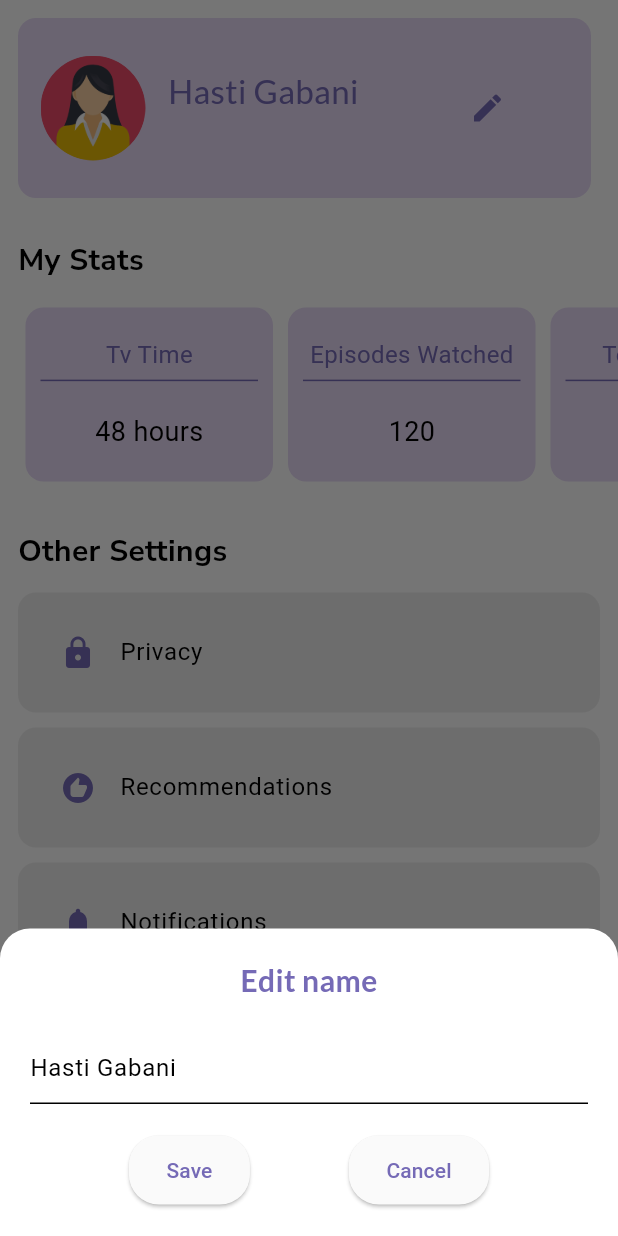
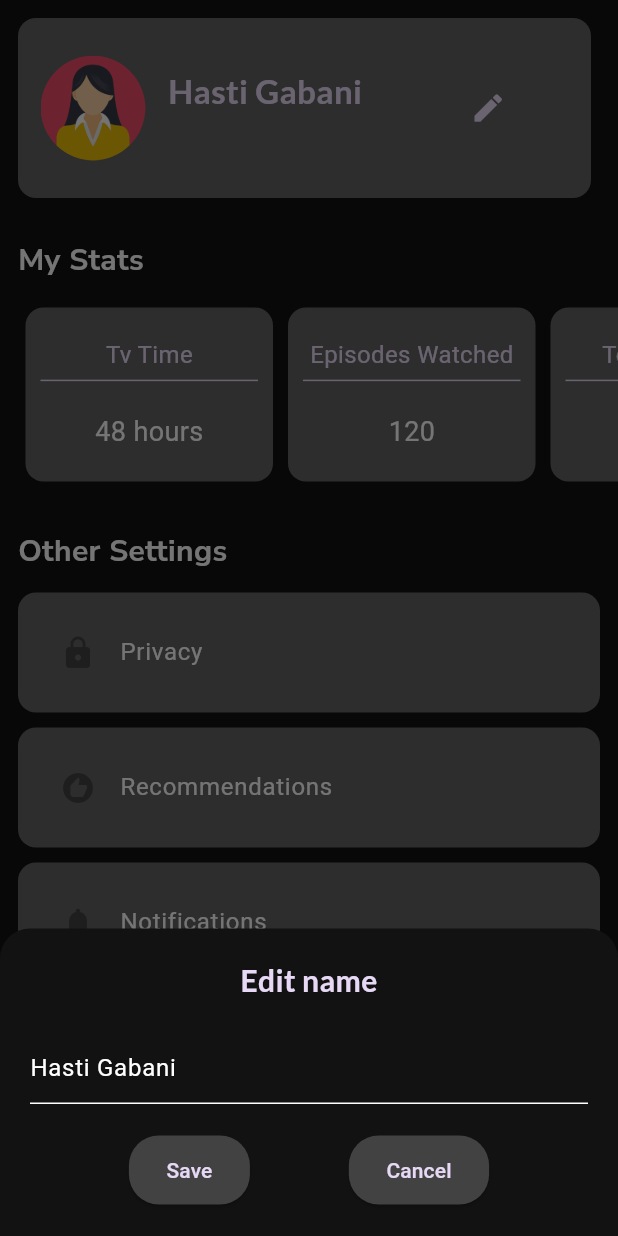
Before and after one commit to hasti1109/cinemate, a Flutter app: the screen it shows once a user with an empty profile is signed in, item 4 of the bottom bar chosen, after a tap on the "edit" icon, on a phone screen of 412 x 824 dp. Run offline on Flutter 3.47's test engine with Material 3 defaults, Android fonts, the phone set to English and light mode, and no system bars; drawn by our look-alikes of google_nav_bar; our stand-ins replace firebase_auth, firebase_core, google_fonts; missing offline and left inert: flutterzilla_fixed_grid; accounts and stored records are empty.

Commit message:
added dark theme

```diff
--- a/lib/pages/profile_page.dart
+++ b/lib/pages/profile_page.dart
@@ -1,3 +1,4 @@
+import 'package:cinemate/main.dart';
 import 'package:firebase_auth/firebase_auth.dart';
 import 'package:flutter/cupertino.dart';
 import 'package:flutter/material.dart';
@@ -11,6 +12,7 @@
 class ProfilePage extends StatelessWidget {
 
   ProfilePage({super.key});
+
 
   final String userName = "Hasti Gabani";
   final emailId = FirebaseAuth.instance.currentUser!.email!;
@@ -52,6 +54,10 @@
         );
       },
     );
+  }
+
+  void changeTheme(){
+
   }
 
   @override
@@ -100,7 +106,30 @@
             MyProfileList(title: 'Privacy', iconData: Icons.lock,),
             MyProfileList(title: 'Recommendations', iconData: Icons.recommend),
             MyProfileList(title: 'Notifications',iconData: Icons.notifications,),
-            //MyProfileList(title: 'Themes', iconData: Icons.color_lens,),
+
+            GestureDetector(
+              onTap: (){
+                Navigator.push(
+                    context,
+                    MaterialPageRoute(builder: (context) => ThemeChangePage())
+                );
+              },
+              child: Padding(
+                padding: const EdgeInsets.fromLTRB(12,5,12,5),
+                child: Container(
+                  padding: EdgeInsets.all(12),
+                  decoration: BoxDecoration(
+                      color: Theme.of(context).colorScheme.primary,
+                      borderRadius: BorderRadius.circular(12)
+                  ),
+                  child: ListTile(
+                    leading: Icon(Icons.color_lens_rounded, color: Theme.of(context).colorScheme.background,),
+                    title: Text('Themes',),
+                  ),
+                ),
+              ),
+            ),
+
             MyProfileList(title: 'Help', iconData: Icons.help,),
             MyProfileList(title: 'About', iconData: Icons.info,),
 
@@ -111,7 +140,7 @@
                 child: Container(
                   padding: EdgeInsets.all(12),
                   decoration: BoxDecoration(
-                      color: Colors.grey.shade200,
+                      color: Theme.of(context).colorScheme.primary,
                       borderRadius: BorderRadius.circular(12)
                   ),
                   child: const ListTile(
--- a/lib/themes/light_mode.dart
+++ b/lib/themes/light_mode.dart
@@ -10,3 +10,13 @@
       inversePrimary: const Color(0xFF756AB6),
     )
 );
+
+ThemeData darkMode = ThemeData(
+    colorScheme: ColorScheme.dark(
+          background: Colors.grey.shade800,
+          primary: Colors.grey.shade700,
+          secondary: Colors.grey.shade600,
+          tertiary: Colors.grey.shade500,
+          inversePrimary: const Color(0xFFE7D9F6),
+    )
+);
--- a/lib/utilities/my_profile_card.dart
+++ b/lib/utilities/my_profile_card.dart
@@ -53,9 +53,9 @@
                   children: [
                     ElevatedButton(
                       style: ElevatedButton.styleFrom(
-                        foregroundColor: Theme.of(context).colorScheme.inversePrimary, // Background color
-                        backgroundColor: Theme.of(context).colorScheme.background, // Text color
-                        padding: EdgeInsets.symmetric(vertical: 13, horizontal: 25), // Button padding
+                        foregroundColor: Theme.of(context).colorScheme.inversePrimary,
+                        backgroundColor: Theme.of(context).colorScheme.background,
+                        padding: EdgeInsets.symmetric(vertical: 13, horizontal: 25),
                         shape: RoundedRectangleBorder(borderRadius: BorderRadius.circular(20),),
                       ),
                       onPressed: () {
@@ -68,9 +68,9 @@
                     ),
                     ElevatedButton(
                       style: ElevatedButton.styleFrom(
-                        foregroundColor: Theme.of(context).colorScheme.inversePrimary, // Background color
-                        backgroundColor: Theme.of(context).colorScheme.background, // Text color
-                        padding: EdgeInsets.symmetric(vertical: 13, horizontal: 25), // Button padding
+                        foregroundColor: Theme.of(context).colorScheme.inversePrimary,
+                        backgroundColor: Theme.of(context).colorScheme.background,
+                        padding: EdgeInsets.symmetric(vertical: 13, horizontal: 25),
                         shape: RoundedRectangleBorder(borderRadius: BorderRadius.circular(20),),
                       ),
                       onPressed: () {
@@ -121,19 +121,19 @@
               children: [
                 Text(
                   widget.userName,
-                  style: GoogleFonts.lato(fontSize: 22,fontWeight: FontWeight.w500 ,color: Theme.of(context).colorScheme.inversePrimary,),
+                  style: GoogleFonts.lato(fontSize: 22,fontWeight: FontWeight.w600 ,color: Theme.of(context).colorScheme.inversePrimary,),
                 ),
 
                 const SizedBox(height: 5,),
 
                 Text(
                   widget.emailId,
-                  style: GoogleFonts.lato(fontSize: 13, color: Colors.black),
+                  style: GoogleFonts.lato(fontSize: 13, color: Theme.of(context).colorScheme.inversePrimary),
                 )
               ],
             ),
 
-            const SizedBox(width: 62,),
+            const SizedBox(width: 60,),
 
             //settings button
             IconButton(
--- a/lib/utilities/my_profile_list_item.dart
+++ b/lib/utilities/my_profile_list_item.dart
@@ -14,11 +14,11 @@
       child: Container(
         padding: EdgeInsets.all(12),
         decoration: BoxDecoration(
-          color: Colors.grey.shade200,
+          color: Theme.of(context).colorScheme.primary,
           borderRadius: BorderRadius.circular(12)
         ),
         child: ListTile(
-          leading: Icon(iconData, color: Theme.of(context).colorScheme.inversePrimary,),
+          leading: Icon(iconData, color: Theme.of(context).colorScheme.background,),
           title: Text(title),
         ),
       ),
```
Also changed, not shown: lib/main.dart (+52 -2 lines), lib/utilities/my_detailed_media.dart (+4 -4 lines), lib/pages/theme_change_page.dart (added).
